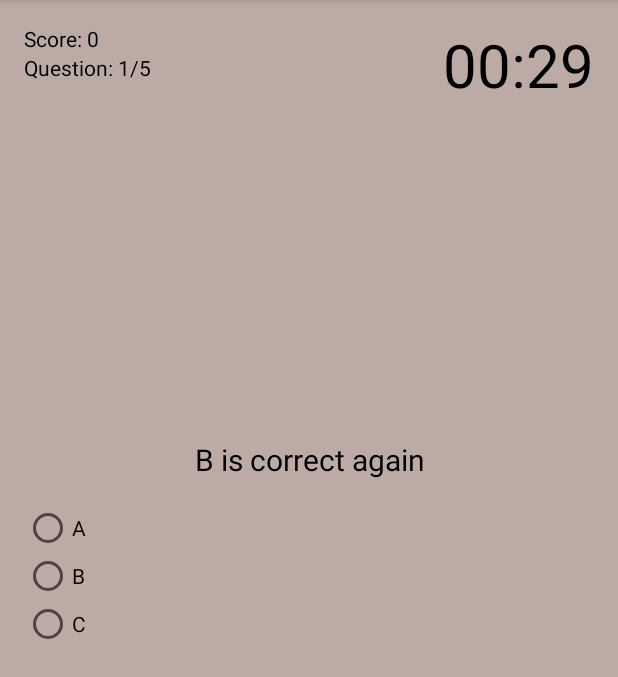
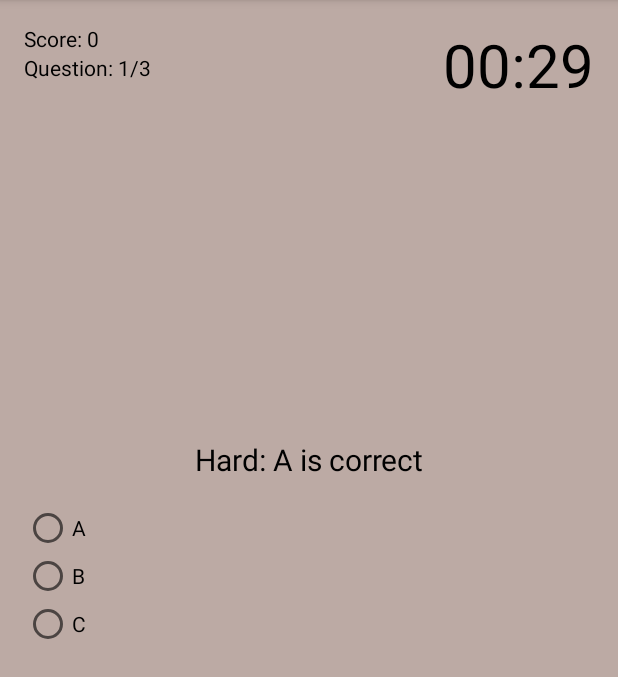
Before and after one commit to stodolakmichal/Quiz, an Android app: the screen it shows after launch (QuizActivity), after a tap on "START QUIZ", on a phone screen of 412 x 824 dp, the part 84-761 px from its top. Run offline under Robolectric (Android 15) with nearby library versions, the phone set to English and light mode, and no system bars.

Commit message:
Quiz z podsstawowymi funkcjami: rozwiazywanie, liczenie punktow, zapisywanie highscore, odliczanie timera, podstawowy wybor poziomu trudnosci

```diff
--- a/app/src/main/java/com/example/myawesomequiz/Question.java
+++ b/app/src/main/java/com/example/myawesomequiz/Question.java
@@ -4,20 +4,27 @@ import android.os.Parcel;
 import android.os.Parcelable;
 
 public class Question implements Parcelable {
+    public static final String DIFFICULTY_EASY = "Easy";
+    public static final String DIFFICULTY_MEDIUM = "Medium";
+    public static final String DIFFICULTY_HARD = "Hard";
+
     private String question;
     private String option1;
     private String option2;
     private String option3;
     private int answerNr;
+    private String difficulty;
 
     public Question(){}
 
-    public Question(String question, String option1, String option2, String option3, int answerNr) {
+    public Question(String question, String option1, String option2,
+                    String option3, int answerNr, String difficulty) {
         this.question = question;
         this.option1 = option1;
         this.option2 = option2;
         this.option3 = option3;
         this.answerNr = answerNr;
+        this.difficulty = difficulty;
     }
 
     protected Question(Parcel in) {
@@ -26,6 +33,7 @@ public class Question implements Parcelable {
         option2 = in.readString();
         option3 = in.readString();
         answerNr = in.readInt();
+        difficulty = in.readString();
     }
 
     @Override
@@ -35,6 +43,7 @@ public class Question implements Parcelable {
         dest.writeString(option2);
         dest.writeString(option3);
         dest.writeInt(answerNr);
+        dest.writeString(difficulty);
     }
 
     @Override
@@ -93,4 +102,20 @@ public class Question implements Parcelable {
     public void setAnswerNr(int answerNr) {
         this.answerNr = answerNr;
     }
+
+    public String getDifficulty() {
+        return difficulty;
+    }
+
+    public void setDifficulty(String difficulty) {
+        this.difficulty = difficulty;
+    }
+
+    public static String[] getAllDifficultyLevels() {
+        return new String[]{
+                DIFFICULTY_EASY,
+                DIFFICULTY_MEDIUM,
+                DIFFICULTY_HARD
+        };
+    }
 }
--- a/app/src/main/java/com/example/myawesomequiz/QuizActivity.java
+++ b/app/src/main/java/com/example/myawesomequiz/QuizActivity.java
@@ -77,7 +77,7 @@ public class QuizActivity extends AppCompatActivity {
 
         if (savedInstanceState == null) {
             QuizDbHelper dbHelper = new QuizDbHelper(this);
-            questionList = dbHelper.getAllQuestions();
+            questionList = dbHelper.getQuestions("Hard");
             questionCountTotal = questionList.size();
             Collections.shuffle(questionList);
 
--- a/app/src/main/java/com/example/myawesomequiz/QuizContract.java
+++ b/app/src/main/java/com/example/myawesomequiz/QuizContract.java
@@ -13,6 +13,7 @@ public final class QuizContract {
         public static final String COLUMN_OPTION2 = "option2";
         public static final String COLUMN_OPTION3 = "option3";
         public static final String COLUMN_ANSWER_NR = "answer_nr";
+        public static final String COLUMN_DIFFICULTY = "difficulty";
 
     }
 }
--- a/app/src/main/java/com/example/myawesomequiz/QuizDbHelper.java
+++ b/app/src/main/java/com/example/myawesomequiz/QuizDbHelper.java
@@ -14,7 +14,7 @@ import java.util.List;
 
 public class QuizDbHelper extends SQLiteOpenHelper {
     private static final String DATABASE_NAME = "MyAwesomeQuiz.db";
-    private static final int DATABASE_VERSION = 1;
+    private static final int DATABASE_VERSION = 2;
 
     private SQLiteDatabase db;
 
@@ -33,7 +33,8 @@ public class QuizDbHelper extends SQLiteOpenHelper {
                 QuestionsTable.COLUMN_OPTION1 + " TEXT, " +
                 QuestionsTable.COLUMN_OPTION2 + " TEXT, " +
                 QuestionsTable.COLUMN_OPTION3 + " TEXT, " +
-                QuestionsTable.COLUMN_ANSWER_NR + " INTEGER " +
+                QuestionsTable.COLUMN_ANSWER_NR + " INTEGER, " +
+                QuestionsTable.COLUMN_DIFFICULTY + " TEXT" +
                 " ) ";
 
         db.execSQL(SQL_CREATE_QUESTIONS_TABLE);
@@ -47,16 +48,27 @@ public class QuizDbHelper extends SQLiteOpenHelper {
     }
 
     private void fillQuestionsTable() {
-        Question q1 = new Question("A is correct", "A", "B", "C", 1);
+        Question q1 = new Question("Easy: A is correct",
+                "A", "B", "C", 1, Question.DIFFICULTY_EASY);
         addQuestion(q1);
-        Question q2 = new Question("B is correct", "A", "B", "C", 2);
+        Question q2 = new Question("Medium: A is correct",
+                "A", "B", "C", 1, Question.DIFFICULTY_MEDIUM);
         addQuestion(q2);
-        Question q3 = new Question("C is correct", "A", "B", "C", 3);
+        Question q3 = new Question("Medium: A is correct",
+                "A", "B", "C", 1, Question.DIFFICULTY_MEDIUM);
         addQuestion(q3);
-        Question q4 = new Question("A is correct again", "A", "B", "C", 1);
+        Question q4 = new Question("Hard: A is correct",
+                "A", "B", "C", 1, Question.DIFFICULTY_HARD);
         addQuestion(q4);
-        Question q5 = new Question("B is correct again", "A", "B", "C", 2);
+        Question q5 = new Question("Hard: A is correct",
+                "A", "B", "C", 1, Question.DIFFICULTY_HARD);
         addQuestion(q5);
+        Question q6 = new Question("Hard: A is correct",
+                "A", "B", "C", 1, Question.DIFFICULTY_HARD);
+        addQuestion(q6);
+
+
+
     }
 
     private void addQuestion(Question question) {
@@ -66,6 +78,7 @@ public class QuizDbHelper extends SQLiteOpenHelper {
         cv.put(QuestionsTable.COLUMN_OPTION2, question.getOption2());
         cv.put(QuestionsTable.COLUMN_OPTION3, question.getOption3());
         cv.put(QuestionsTable.COLUMN_ANSWER_NR, question.getAnswerNr());
+        cv.put(QuestionsTable.COLUMN_DIFFICULTY, question.getDifficulty());
         db.insert(QuestionsTable.TABLE_NAME, null, cv);
     }
 
@@ -82,6 +95,31 @@ public class QuizDbHelper extends SQLiteOpenHelper {
                 question.setOption2(c.getString(c.getColumnIndex(QuestionsTable.COLUMN_OPTION2)));
                 question.setOption3(c.getString(c.getColumnIndex(QuestionsTable.COLUMN_OPTION3)));
                 question.setAnswerNr(c.getInt(c.getColumnIndex(QuestionsTable.COLUMN_ANSWER_NR)));
+                question.setDifficulty(c.getString(c.getColumnIndex(QuestionsTable.COLUMN_DIFFICULTY)));
+                questionList.add(question);
+            } while (c.moveToNext());
+        }
+
+        c.close();
+        return questionList;
+    }
+
+    public ArrayList<Question> getQuestions(String difficulty) {
+        ArrayList<Question> questionList = new ArrayList<>();
+        db = getReadableDatabase();
+
+        String[] selectionArgs = new String[]{difficulty};
+        Cursor c = db.rawQuery("SELECT * FROM " + QuestionsTable.TABLE_NAME + " WHERE " + QuestionsTable.COLUMN_DIFFICULTY + " = ?", selectionArgs);
+
+        if (c.moveToFirst()) {
+            do {
+                Question question = new Question();
+                question.setQuestion(c.getString(c.getColumnIndex(QuestionsTable.COLUMN_QUESTION)));
+                question.setOption1(c.getString(c.getColumnIndex(QuestionsTable.COLUMN_OPTION1)));
+                question.setOption2(c.getString(c.getColumnIndex(QuestionsTable.COLUMN_OPTION2)));
+                question.setOption3(c.getString(c.getColumnIndex(QuestionsTable.COLUMN_OPTION3)));
+                question.setAnswerNr(c.getInt(c.getColumnIndex(QuestionsTable.COLUMN_ANSWER_NR)));
+                question.setDifficulty(c.getString(c.getColumnIndex(QuestionsTable.COLUMN_DIFFICULTY)));
                 questionList.add(question);
             } while (c.moveToNext());
         }
```
